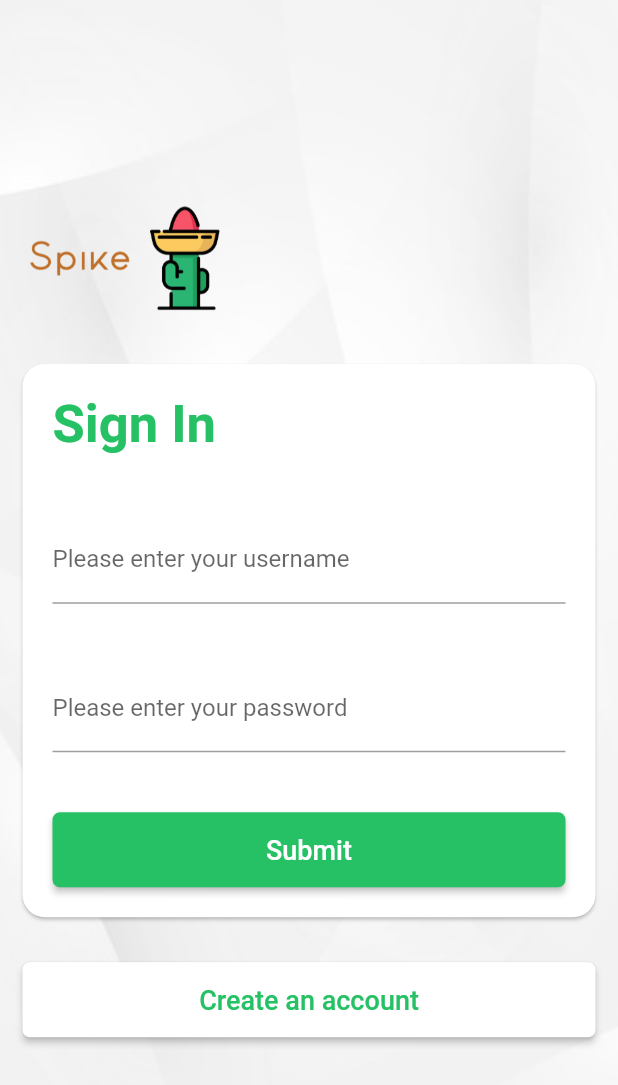
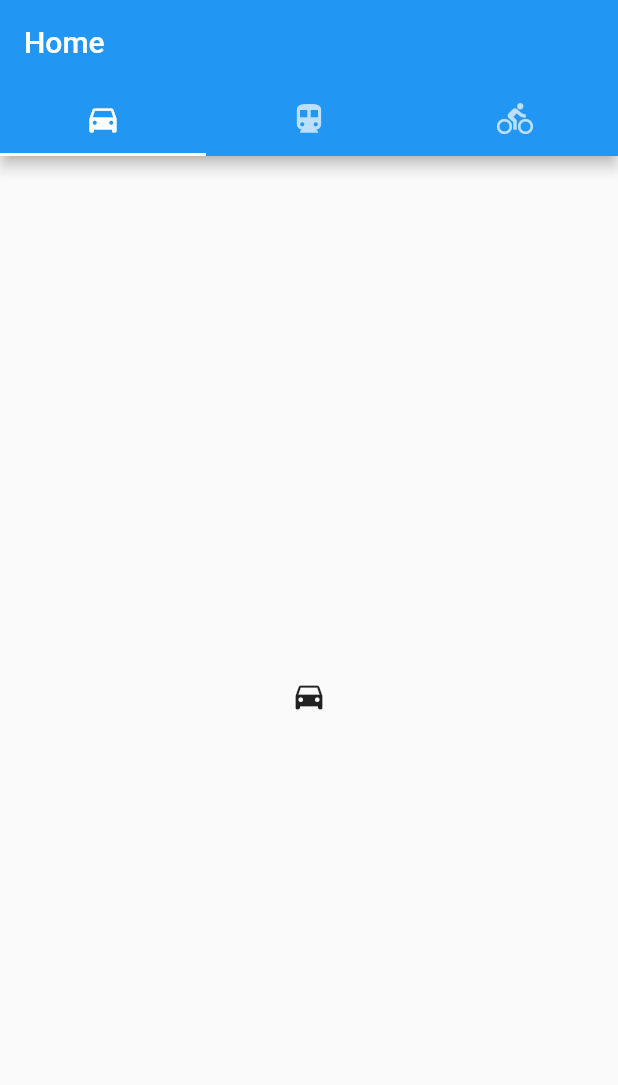
Before and after one commit to SalimVazquez/spike, a Flutter app: the screen it shows after launch, after a tap on "Submit", on a phone screen of 412 x 824 dp. Shown: the top 1085 px of the screen. Run offline on Flutter 3.47's test engine with Material 2 defaults, Android fonts, the phone set to English and light mode, and no system bars; our stand-ins replace dio, rflutter_alert.

Commit message:
Login, Register modified, Home added

```diff
--- a/lib/main.dart
+++ b/lib/main.dart
@@ -1,10 +1,11 @@
 import 'package:flutter/material.dart';
 import 'src/pages/login.dart';
 import 'src/pages/register.dart';
-import 'src/pages/user/dashboard.dart';
-import 'src/pages/user/formUser.dart';
-import 'src/pages/user/listUser.dart';
-import 'src/pages/user/profile.dart';
+import 'src/pages/home.dart';
+// import 'src/pages/user/dashboard.dart';
+// import 'src/pages/user/formUser.dart';
+// import 'src/pages/user/listUser.dart';
+// import 'src/pages/user/profile.dart';
 
 void main() {
   runApp(MaterialApp(
@@ -14,10 +15,9 @@ void main() {
     routes: {
       '/': (context) => Login(),
       '/register': (context) => Register(),
-      '/dashboard': (context) => Dashboard(),
-      '/form': (context) => FormUser(),
-      '/list': (context) => List(),
-      '/profile': (context) => Profile(),
+      '/home': (context) => Home(),
+
+
     },
   ));
 }
--- /dev/null
+++ b/lib/src/pages/home.dart
@@ -0,0 +1,34 @@
+import 'package:flutter/material.dart';
+
+class Home extends StatelessWidget {
+  @override
+  Widget build(BuildContext context) {
+    return MaterialApp(
+      home: DefaultTabController(
+        length: 3,
+        child: Scaffold(
+          appBar: AppBar(
+            bottom: TabBar(
+              tabs: [
+                Tab(icon: Icon(Icons.directions_car)),
+                Tab(icon: Icon(Icons.directions_transit)),
+                Tab(icon: Icon(Icons.directions_bike)),
+              ],
+            ),
+            title: Text(
+              'Home',
+              style: TextStyle(color: Colors.white),
+            ),
+          ),
+          body: TabBarView(
+            children: [
+              Icon(Icons.directions_car),
+              Icon(Icons.directions_transit),
+              Icon(Icons.directions_bike),
+            ],
+          ),
+        ),
+      ),
+    );
+  }
+}
--- a/lib/src/pages/login.dart
+++ b/lib/src/pages/login.dart
@@ -1,5 +1,5 @@
 import 'package:flutter/material.dart';
-import 'package:spike/src/services/api.dart';
+//import 'package:spike/src/services/api.dart';
 
 class Login extends StatelessWidget {
   final _username = TextEditingController();
@@ -70,10 +70,7 @@ class Login extends StatelessWidget {
                             shape: new RoundedRectangleBorder(
                                 borderRadius: new BorderRadius.circular(5.0)),
                             onPressed: () {
-                              API api = new API();
-                              api.login(context,
-                                  username: _username.text,
-                                  password: _password.text);
+                              Navigator.pushNamed(context, '/home');
                             },
                             textColor: Colors.white,
                             child: Text(
--- a/pubspec.yaml
+++ b/pubspec.yaml
@@ -36,6 +36,12 @@ dev_dependencies:
     sdk: flutter
   integration_test:
     sdk: flutter
+  flutter_launcher_icons: "^0.8.0"
+
+flutter_icons:
+  android: true
+  ios: true
+  image_path: "assets/images/iconSpike.png"
 
 # For information on the generic Dart part of this file, see the
 # following page: https://dart.dev/tools/pub/pubspec
```
Also changed, not shown: lib/src/pages/register.dart (+8 -35 lines), assets/images/iconSpike.png (added), pubspec.lock, 24 other files.
